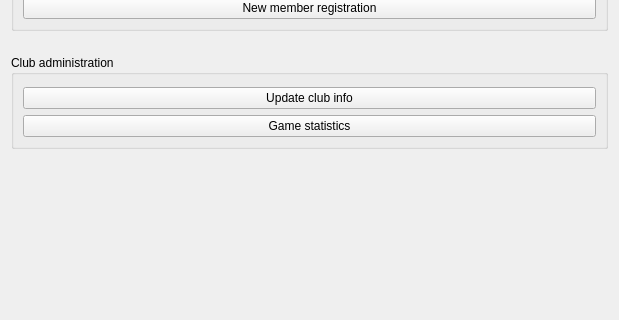
simophin/game-matcher-qt, file src/EmptySessionPage.ui: the form before one commit; both pictures show x 0 to 619 and y 222 to 542 of the 619 by 633 pixel window.
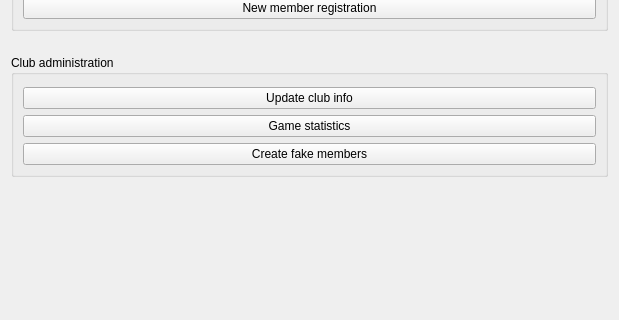
The form after the commit.

```diff
--- a/src/EmptySessionPage.ui
+++ b/src/EmptySessionPage.ui
@@ -97,6 +97,13 @@
           </property>
          </widget>
         </item>
+        <item>
+         <widget class="QPushButton" name="createFakeButton">
+          <property name="text">
+           <string>Create fake members</string>
+          </property>
+         </widget>
+        </item>
        </layout>
       </widget>
      </item>
```
